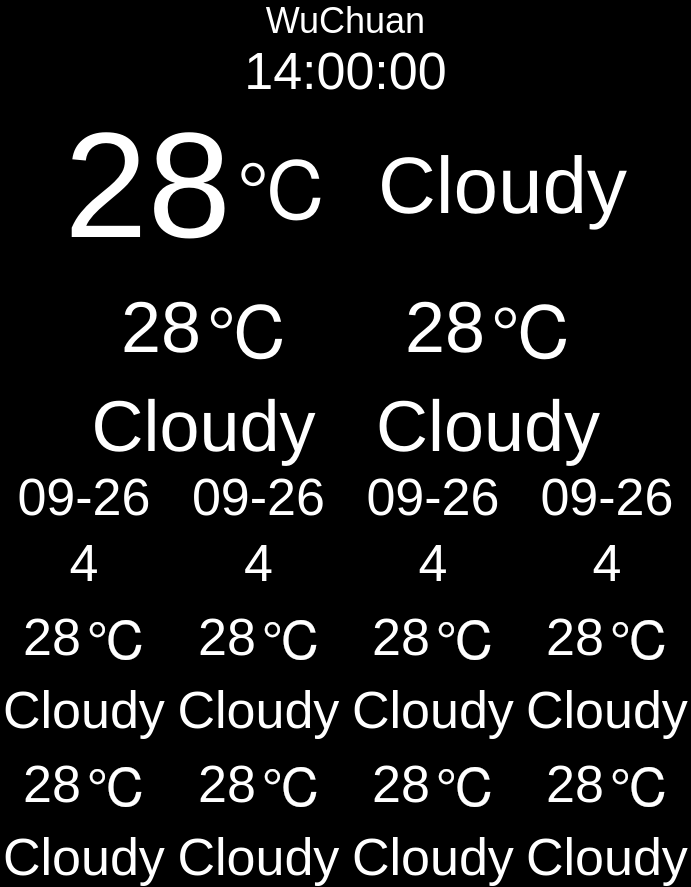
Before: the Qt Designer form weathercontrol.ui in hondodo/PCamera, drawn with Qt 5.
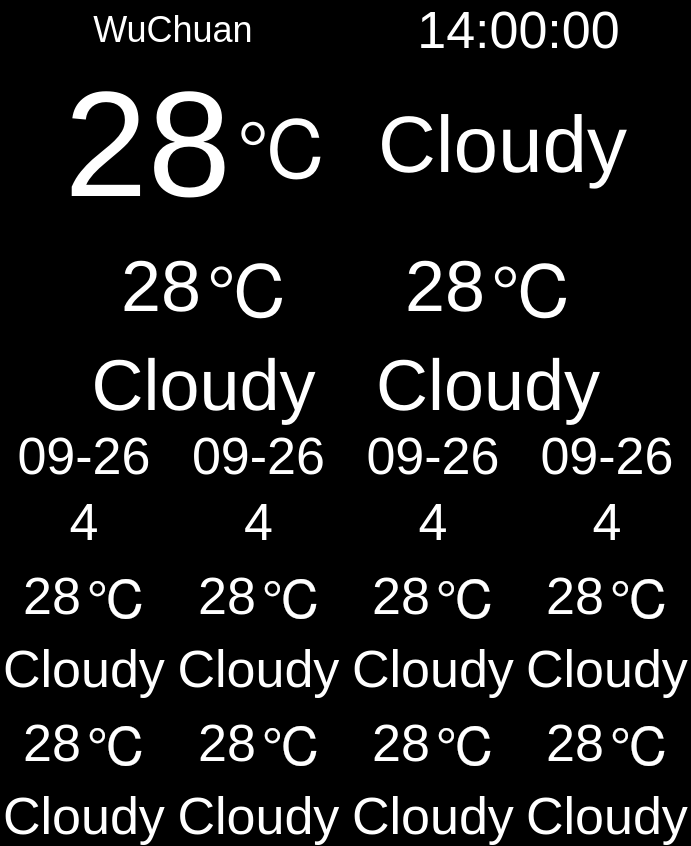
After: the same form once the commit is applied.

Patch:
```diff
--- a/weathercontrol.ui
+++ b/weathercontrol.ui
@@ -7,7 +7,7 @@
     <x>0</x>
     <y>0</y>
     <width>691</width>
-    <height>763</height>
+    <height>729</height>
    </rect>
   </property>
   <property name="windowTitle">
@@ -34,6 +34,11 @@
     <number>0</number>
    </property>
    <item>
+    <layout class="QHBoxLayout" name="horizontalLayout_5">
+     <property name="topMargin">
+      <number>0</number>
+     </property>
+     <item>
     <widget class="QLabel" name="labelCity">
      <property name="sizePolicy">
       <sizepolicy hsizetype="Preferred" vsizetype="Fixed">
@@ -70,6 +75,8 @@
       <set>Qt::AlignCenter</set>
      </property>
     </widget>
+     </item>
+    </layout>
    </item>
    <item>
     <widget class="QWidget" name="widgetToday" native="true">
```
Lines whose indentation alone changed are shown as unchanged.
